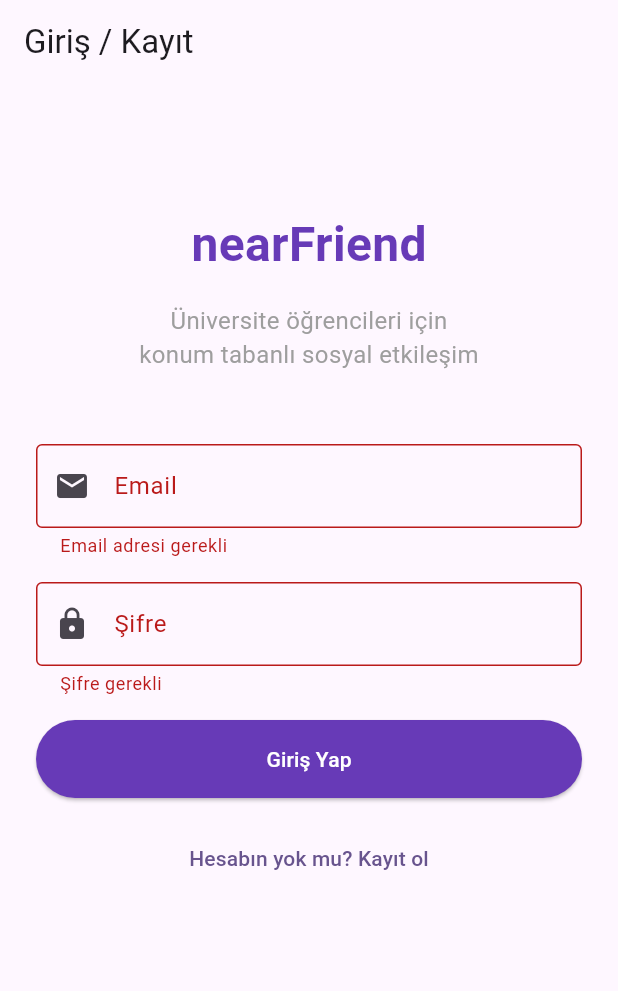
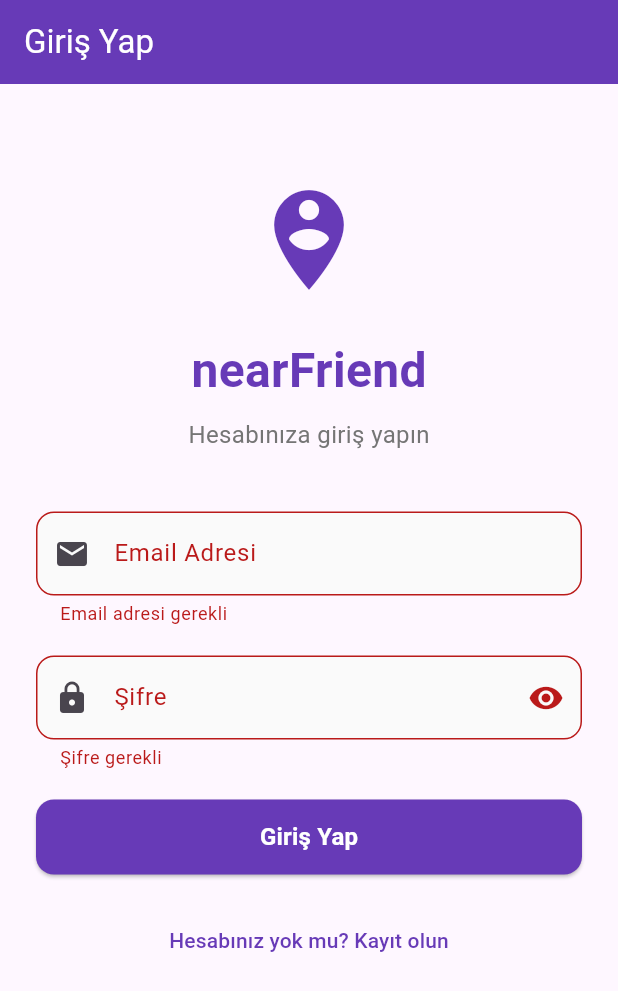
Before and after one commit to isimsizacemi/nearFriend, a Flutter app: the screen it shows after launch, after a tap on "Giriş Yap", on a phone screen of 412 x 824 dp. Shown: the top 991 px of the screen. Run offline on Flutter 3.47's test engine with Material 3 defaults, Android fonts, the light colour scheme and no system bars; our stand-ins replace cloud_firestore, firebase_auth, firebase_core, firebase_storage, geocoding, geolocator and 1 more; accounts and stored records are empty.

Commit message:
ikinci commit

```diff
--- a/near_friend/lib/main.dart
+++ b/near_friend/lib/main.dart
@@ -94,8 +94,9 @@ class _AuthWrapperState extends State<AuthWrapper> {
           }
         } catch (e) {
           print('Kullanıcı durumu kontrol hatası: $e');
+          // Hata durumunda ana ekrana yönlendir
           setState(() {
-            _nextScreen = 'quiz';
+            _nextScreen = 'main';
             _isLoading = false;
           });
         }
--- a/near_friend/lib/screens/login_screen.dart
+++ b/near_friend/lib/screens/login_screen.dart
@@ -1,62 +1,27 @@
 import 'package:flutter/material.dart';
 import 'package:firebase_auth/firebase_auth.dart';
 import '../services/auth_service.dart';
+import '../services/email_service.dart';
 
-class LoginScreen extends StatelessWidget {
+class LoginScreen extends StatefulWidget {
   const LoginScreen({super.key});
 
   @override
-  Widget build(BuildContext context) {
-    return Scaffold(
-      appBar: AppBar(title: const Text('Giriş / Kayıt')),
-      body: SingleChildScrollView(
-        padding: const EdgeInsets.all(24),
-        child: Column(
-          mainAxisAlignment: MainAxisAlignment.center,
-          children: [
-            const SizedBox(height: 60),
-            const Text(
-              'nearFriend',
-              style: TextStyle(
-                fontSize: 32,
-                fontWeight: FontWeight.bold,
-                color: Colors.deepPurple,
-              ),
-            ),
-            const SizedBox(height: 16),
-            const Text(
-              'Üniversite öğrencileri için\nkonum tabanlı sosyal etkileşim',
-              textAlign: TextAlign.center,
-              style: TextStyle(
-                fontSize: 16,
-                color: Colors.grey,
-              ),
-            ),
-            const SizedBox(height: 48),
-            const EmailPasswordForm(),
-            const SizedBox(height: 32),
-          ],
-        ),
-      ),
-    );
-  }
+  State<LoginScreen> createState() => _LoginScreenState();
 }
 
-class EmailPasswordForm extends StatefulWidget {
-  const EmailPasswordForm({super.key});
-
-  @override
-  State<EmailPasswordForm> createState() => _EmailPasswordFormState();
-}
-
-class _EmailPasswordFormState extends State<EmailPasswordForm> {
+class _LoginScreenState extends State<LoginScreen> {
   final _formKey = GlobalKey<FormState>();
   final _emailController = TextEditingController();
   final _passwordController = TextEditingController();
   final _confirmPasswordController = TextEditingController();
 
-  bool _isLogin = true;
+  final AuthService _authService = AuthService();
+
   bool _isLoading = false;
+  bool _isLoginMode = true;
+  bool _obscurePassword = true;
+  bool _obscureConfirmPassword = true;
 
   @override
   void dispose() {
@@ -66,26 +31,33 @@ class _EmailPasswordFormState extends State<EmailPasswordForm> {
     super.dispose();
   }
 
-  Future<void> _signInWithEmail() async {
+  // Login işlemi
+  Future<void> _login() async {
     if (!_formKey.currentState!.validate()) return;
+
     setState(() => _isLoading = true);
+
     try {
+      print('Giriş yapılıyor...');
+      print('Email: ${_emailController.text.trim()}');
+
       final userCredential =
           await FirebaseAuth.instance.signInWithEmailAndPassword(
         email: _emailController.text.trim(),
         password: _passwordController.text,
       );
+
       if (userCredential.user != null) {
-        final authService = AuthService();
-        await authService.createUserRecord(userCredential.user!);
-        ScaffoldMessenger.of(context).showSnackBar(
-          const SnackBar(
-            content: Text('Başarıyla giriş yapıldı!'),
-            backgroundColor: Colors.green,
-          ),
-        );
+        print('Giriş başarılı!');
+        print('User ID: ${userCredential.user!.uid}');
+        print('Email: ${userCredential.user!.email}');
+        print('Email Verified: ${userCredential.user!.emailVerified}');
+
+        await _authService.createUserRecord(userCredential.user!);
+        _showSuccess('Başarıyla giriş yapıldı!');
       }
     } catch (e) {
+      print('Giriş hatası: $e');
       String errorMessage = 'Giriş başarısız';
       if (e.toString().contains('user-not-found')) {
         errorMessage = 'Bu email adresi ile kayıtlı kullanıcı bulunamadı.';
@@ -94,37 +66,41 @@ class _EmailPasswordFormState extends State<EmailPasswordForm> {
       } else if (e.toString().contains('invalid-email')) {
         errorMessage = 'Geçersiz email adresi.';
       }
-      ScaffoldMessenger.of(context).showSnackBar(
-        SnackBar(
-          content: Text(errorMessage),
-          backgroundColor: Colors.red,
-        ),
-      );
+      _showError(errorMessage);
     } finally {
       setState(() => _isLoading = false);
     }
   }
 
-  Future<void> _signUpWithEmail() async {
+  // Register işlemi
+  Future<void> _register() async {
     if (!_formKey.currentState!.validate()) return;
+
     setState(() => _isLoading = true);
+
     try {
+      final email = _emailController.text.trim();
+
+      print('Kullanıcı oluşturuluyor...');
+      print('Email: $email');
+
       final userCredential =
           await FirebaseAuth.instance.createUserWithEmailAndPassword(
-        email: _emailController.text.trim(),
+        email: email,
         password: _passwordController.text,
       );
+
       if (userCredential.user != null) {
-        final authService = AuthService();
-        await authService.createUserRecord(userCredential.user!);
-        ScaffoldMessenger.of(context).showSnackBar(
-          const SnackBar(
-            content: Text('Kayıt başarılı! Giriş yapabilirsiniz.'),
-            backgroundColor: Colors.green,
-          ),
-        );
+        print('Kullanıcı oluşturuldu!');
+        print('User ID: ${userCredential.user!.uid}');
+        print('Email: ${userCredential.user!.email}');
+        print('Email Verified: ${userCredential.user!.emailVerified}');
+
+        await _authService.createUserRecord(userCredential.user!);
+        _showSuccess('Hesap başarıyla oluşturuldu!');
       }
     } catch (e) {
+      print('Kayıt hatası: $e');
       String errorMessage = 'Kayıt başarısız';
       if (e.toString().contains('email-already-in-use')) {
         errorMessage = 'Bu email adresi zaten kullanımda.';
@@ -133,30 +109,93 @@ class _EmailPasswordFormState extends State<EmailPasswordForm> {
       } else if (e.toString().contains('invalid-email')) {
         errorMessage = 'Geçersiz email adresi.';
       }
-      ScaffoldMessenger.of(context).showSnackBar(
-        SnackBar(
-          content: Text(errorMessage),
-          backgroundColor: Colors.red,
-        ),
-      );
+      _showError(errorMessage);
     } finally {
       setState(() => _isLoading = false);
     }
   }
 
+  void _showError(String message) {
+    ScaffoldMessenger.of(context).showSnackBar(
+      SnackBar(
+        content: Text(message),
+        backgroundColor: Colors.red,
+      ),
+    );
+  }
+
+  void _showSuccess(String message) {
+    ScaffoldMessenger.of(context).showSnackBar(
+      SnackBar(
+        content: Text(message),
+        backgroundColor: Colors.green,
+      ),
+    );
+  }
+
+  void _resetForm() {
+    setState(() {
+      _passwordController.clear();
+      _confirmPasswordController.clear();
+    });
+  }
+
   @override
   Widget build(BuildContext context) {
-    return Form(
+    return Scaffold(
+      appBar: AppBar(
+        title: Text(_isLoginMode ? 'Giriş Yap' : 'Kayıt Ol'),
+        backgroundColor: Colors.deepPurple,
+        foregroundColor: Colors.white,
+      ),
+      body: SingleChildScrollView(
+        padding: const EdgeInsets.all(24),
+        child: Form(
           key: _formKey,
           child: Column(
+            mainAxisAlignment: MainAxisAlignment.center,
             children: [
+              const SizedBox(height: 40),
+
+              // Logo ve başlık
+              const Icon(
+                Icons.person_pin_circle,
+                size: 80,
+                color: Colors.deepPurple,
+              ),
+              const SizedBox(height: 24),
+              Text(
+                'nearFriend',
+                style: TextStyle(
+                  fontSize: 32,
+                  fontWeight: FontWeight.bold,
+                  color: Colors.deepPurple,
+                ),
+              ),
+              const SizedBox(height: 8),
+              Text(
+                _isLoginMode
+                    ? 'Hesabınıza giriş yapın'
+                    : 'Yeni hesap oluşturun',
+                style: TextStyle(
+                  fontSize: 16,
+                  color: Colors.grey[600],
+                ),
+              ),
+              const SizedBox(height: 40),
+
+              // Email alanı
               TextFormField(
                 controller: _emailController,
                 keyboardType: TextInputType.emailAddress,
-            decoration: const InputDecoration(
-              labelText: 'Email',
-              prefixIcon: Icon(Icons.email),
-              border: OutlineInputBorder(),
+                decoration: InputDecoration(
+                  labelText: 'Email Adresi',
+                  prefixIcon: const Icon(Icons.email),
+                  border: OutlineInputBorder(
+                    borderRadius: BorderRadius.circular(12),
+                  ),
+                  filled: true,
+                  fillColor: Colors.grey[50],
                 ),
                 validator: (value) {
                   if (value == null || value.isEmpty) {
@@ -168,14 +207,32 @@ class _EmailPasswordFormState extends State<EmailPasswordForm> {
                   return null;
                 },
               ),
-          const SizedBox(height: 16),
+              const SizedBox(height: 20),
+
+              // Şifre alanı
               TextFormField(
                 controller: _passwordController,
-            obscureText: true,
-            decoration: const InputDecoration(
+                obscureText: _obscurePassword,
+                decoration: InputDecoration(
                   labelText: 'Şifre',
-              prefixIcon: Icon(Icons.lock),
-              border: OutlineInputBorder(),
+                  prefixIcon: const Icon(Icons.lock),
+                  suffixIcon: IconButton(
+                    icon: Icon(
+                      _obscurePassword
+                          ? Icons.visibility
+                          : Icons.visibility_off,
+                    ),
+                    onPressed: () {
+                      setState(() {
+                        _obscurePassword = !_obscurePassword;
+                      });
+                    },
+                  ),
+                  border: OutlineInputBorder(
+                    borderRadius: BorderRadius.circular(12),
+                  ),
+                  filled: true,
+                  fillColor: Colors.grey[50],
                 ),
                 validator: (value) {
                   if (value == null || value.isEmpty) {
@@ -187,15 +244,33 @@ class _EmailPasswordFormState extends State<EmailPasswordForm> {
                   return null;
                 },
               ),
-          const SizedBox(height: 16),
-          if (!_isLogin) ...[
+              const SizedBox(height: 20),
+
+              // Şifre tekrar alanı (sadece register modunda)
+              if (!_isLoginMode) ...[
                 TextFormField(
                   controller: _confirmPasswordController,
-              obscureText: true,
-              decoration: const InputDecoration(
+                  obscureText: _obscureConfirmPassword,
+                  decoration: InputDecoration(
                     labelText: 'Şifre Tekrar',
-                prefixIcon: Icon(Icons.lock),
-                border: OutlineInputBorder(),
+                    prefixIcon: const Icon(Icons.lock),
+                    suffixIcon: IconButton(
+                      icon: Icon(
+                        _obscureConfirmPassword
+                            ? Icons.visibility
+                            : Icons.visibility_off,
+                      ),
+                      onPressed: () {
+                        setState(() {
+                          _obscureConfirmPassword = !_obscureConfirmPassword;
+                        });
+                      },
+                    ),
+                    border: OutlineInputBorder(
+                      borderRadius: BorderRadius.circular(12),
+                    ),
+                    filled: true,
+                    fillColor: Colors.grey[50],
                   ),
                   validator: (value) {
                     if (value == null || value.isEmpty) {
@@ -207,39 +282,62 @@ class _EmailPasswordFormState extends State<EmailPasswordForm> {
                     return null;
                   },
                 ),
-            const SizedBox(height: 16),
+                const SizedBox(height: 20),
               ],
+
+              // Ana buton
               SizedBox(
                 width: double.infinity,
+                height: 50,
                 child: ElevatedButton(
+                  onPressed:
+                      _isLoading ? null : (_isLoginMode ? _login : _register),
+                  style: ElevatedButton.styleFrom(
+                    backgroundColor: Colors.deepPurple,
+                    foregroundColor: Colors.white,
+                    shape: RoundedRectangleBorder(
+                      borderRadius: BorderRadius.circular(12),
+                    ),
+                  ),
+                  child: _isLoading
+                      ? const SizedBox(
+                          width: 20,
+                          height: 20,
+                          child: CircularProgressIndicator(
+                            color: Colors.white,
+                            strokeWidth: 2,
+                          ),
+                        )
+                      : Text(
+                          _isLoginMode ? 'Giriş Yap' : 'Kayıt Ol',
+                          style: const TextStyle(
+                              fontSize: 16, fontWeight: FontWeight.bold),
+                        ),
+                ),
+              ),
+              const SizedBox(height: 20),
+
+              // Mod değiştirme butonu
+              TextButton(
                 onPressed: _isLoading
                     ? null
-                  : (_isLogin ? _signInWithEmail : _signUpWithEmail),
-              style: ElevatedButton.styleFrom(
-                padding: const EdgeInsets.symmetric(vertical: 16),
-                backgroundColor: Colors.deepPurple,
-                foregroundColor: Colors.white,
-              ),
-              child: _isLoading
-                  ? const CircularProgressIndicator(color: Colors.white)
-                  : Text(_isLogin ? 'Giriş Yap' : 'Kayıt Ol'),
-            ),
-          ),
-          const SizedBox(height: 16),
-          TextButton(
-            onPressed: () {
+                    : () {
                         setState(() {
-                _isLogin = !_isLogin;
+                          _isLoginMode = !_isLoginMode;
+                          _resetForm();
                         });
                       },
                 child: Text(
-              _isLogin
-                  ? 'Hesabın yok mu? Kayıt ol'
-                  : 'Zaten hesabın var mı? Giriş yap',
+                  _isLoginMode
+                      ? 'Hesabınız yok mu? Kayıt olun'
+                      : 'Zaten hesabınız var mı? Giriş yapın',
+                  style: const TextStyle(color: Colors.deepPurple),
                 ),
               ),
             ],
           ),
+        ),
+      ),
     );
   }
 }
--- a/near_friend/lib/services/auth_service.dart
+++ b/near_friend/lib/services/auth_service.dart
@@ -79,11 +79,13 @@ class AuthService {
           'lastLoginAt': FieldValue.serverTimestamp(),
           'hasPassedQuiz': false,
           'hasCreatedProfile': false,
-          'isVerified': false,
+          'isVerified': true, // Email doğrulaması yapıldığı için true
           'isBanned': false,
           'verificationScore': 0,
           'blockedUsers': [],
           'blockedBy': [],
+          'authMethod': 'email_password', // Giriş yöntemi
+          'isEmailVerified': firebaseUser.emailVerified, // Email doğrulandı mı
         };
 
         await _firestore
@@ -91,6 +93,8 @@ class AuthService {
             .doc(firebaseUser.uid)
             .set(userData);
         print('Yeni kullanıcı başarıyla oluşturuldu');
+        print('Email: ${firebaseUser.email}');
+        print('Email Verified: ${firebaseUser.emailVerified}');
       }
     } catch (e) {
       print('Kullanıcı kaydı oluşturulurken hata: $e');
```
Also changed, not shown: near_friend/lib/services/email_service.dart (+103 -66 lines), 3 other files. Lines whose indentation alone changed are shown as unchanged.
